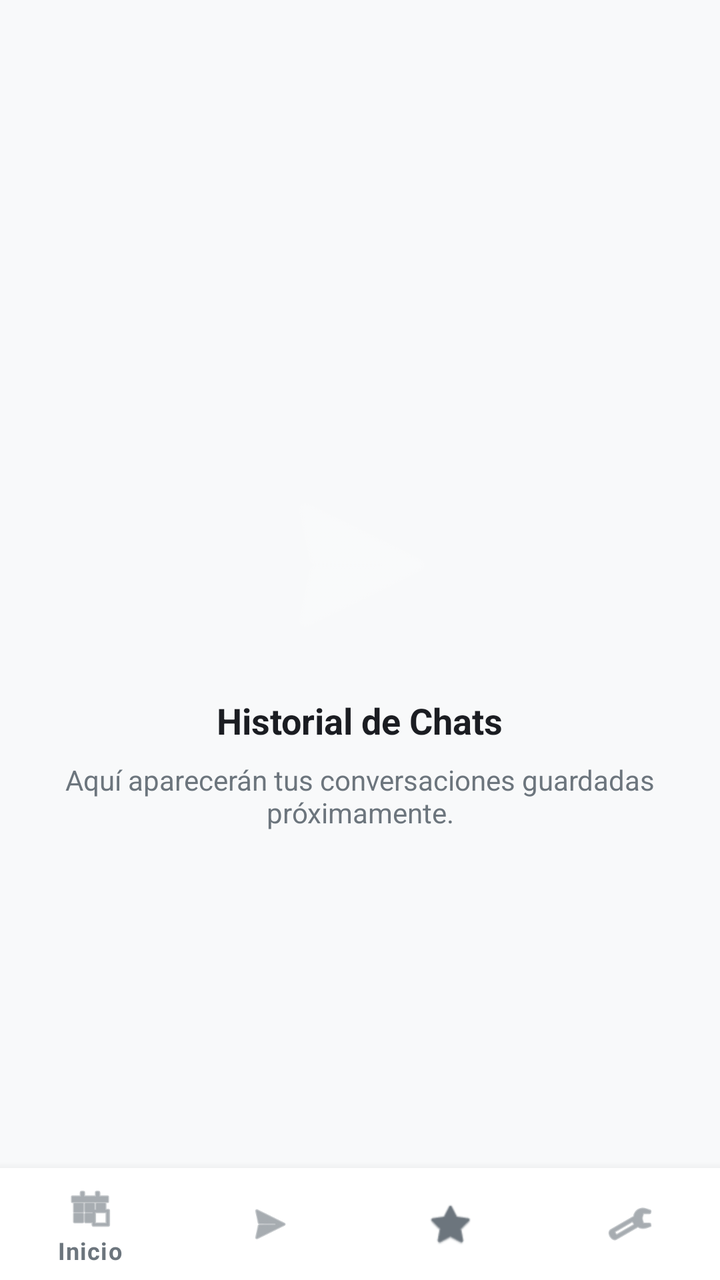
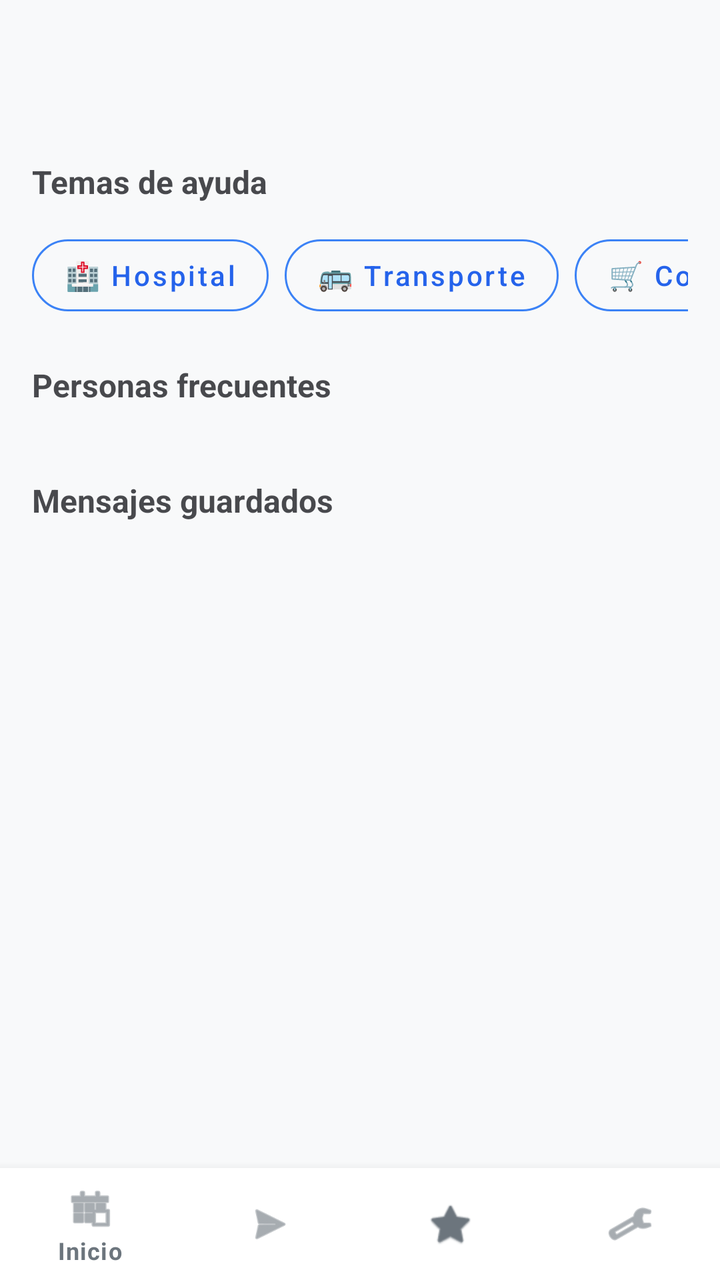

An Android layout rendered at two revisions. The XML below is the earlier revision; the diff shows what the commit changed to produce the second picture.
<!-- AndroidManifest.xml: activity theme Theme.Speak2Read -->
<!-- res/layout/activity_conversations.xml -->
<?xml version="1.0" encoding="utf-8"?>
<RelativeLayout xmlns:android="http://schemas.android.com/apk/res/android"
    xmlns:app="http://schemas.android.com/apk/res-auto"
    android:layout_width="match_parent"
    android:layout_height="match_parent"
    android:background="@color/s2r_background">

    <Toolbar
        android:id="@+id/toolbar"
        android:layout_width="match_parent"
        android:layout_height="64dp"
        android:background="@color/s2r_background"
        app:title="@string/title_conversations"
        app:titleTextColor="@color/s2r_text_primary" />

    <LinearLayout
        android:layout_width="match_parent"
        android:layout_height="match_parent"
        android:layout_below="@id/toolbar"
        android:layout_above="@id/bottom_navigation"
        android:gravity="center"
        android:orientation="vertical"
        android:padding="24dp">

        <ImageView
            android:layout_width="100dp"
            android:layout_height="100dp"
            android:src="@android:drawable/ic_menu_send"
            app:tint="@color/s2r_surface"
            android:alpha="0.3"
            android:contentDescription="@string/empty_chats_title"/>

        <TextView
            android:layout_width="wrap_content"
            android:layout_height="wrap_content"
            android:layout_marginTop="16dp"
            android:text="@string/empty_chats_title"
            android:textColor="@color/s2r_text_primary"
            android:textSize="18sp"
            android:textStyle="bold" />

        <TextView
            android:layout_width="wrap_content"
            android:layout_height="wrap_content"
            android:layout_marginTop="8dp"
            android:gravity="center"
            android:text="@string/empty_chats_desc"
            android:textColor="@color/s2r_text_secondary"
            android:textSize="14sp" />
    </LinearLayout>

    <com.google.android.material.bottomnavigation.BottomNavigationView
        android:id="@+id/bottom_navigation"
        android:layout_width="match_parent"
        android:layout_height="wrap_content"
        android:layout_alignParentBottom="true"
        android:background="@color/s2r_surface"
        app:itemIconTint="@color/s2r_text_secondary"
        app:itemTextColor="@color/s2r_text_secondary"
        app:menu="@menu/bottom_nav_menu" />

</RelativeLayout>
<!-- resources referenced by this layout -->
<resources>
  <color name="s2r_background">#F8F9FA</color>
  <color name="s2r_surface">#FFFFFF</color>
  <color name="s2r_text_primary">#1B1D22</color>
  <color name="s2r_text_secondary">#6C757D</color>
  <string name="empty_chats_desc">Aquí aparecerán tus conversaciones guardadas próximamente.</string>
  <string name="empty_chats_title">Historial de Chats</string>
  <string name="title_conversations">Mis Conversaciones</string>
  <style name="Theme.Speak2Read" parent="Theme.MaterialComponents.DayNight.NoActionBar">
          <item name="colorPrimary">@color/s2r_bubble_usuario</item>
          <item name="colorPrimaryVariant">@color/s2r_bubble_usuario</item>
          <item name="colorOnPrimary">@color/white</item>
          <item name="android:windowBackground">@color/s2r_background</item>
          <item name="android:colorBackground">@color/s2r_background</item>
          <item name="android:textColorPrimary">@color/s2r_text_primary</item>
          <item name="android:textColor">@color/s2r_text_primary</item>
      </style>
  <color name="s2r_bubble_usuario">#2563EB</color>
  <color name="white">#FFFFFFFF</color>
</resources>

<!-- the commit's change to res/layout/activity_conversations.xml (unified diff, before → after) -->
@@ -1,6 +1,7 @@
 <?xml version="1.0" encoding="utf-8"?>
 <RelativeLayout xmlns:android="http://schemas.android.com/apk/res/android"
     xmlns:app="http://schemas.android.com/apk/res-auto"
+    xmlns:tools="http://schemas.android.com/tools"
     android:layout_width="match_parent"
     android:layout_height="match_parent"
     android:background="@color/s2r_background">
@@ -18,35 +19,123 @@
         android:layout_height="match_parent"
         android:layout_below="@id/toolbar"
         android:layout_above="@id/bottom_navigation"
-        android:gravity="center"
         android:orientation="vertical"
-        android:padding="24dp">
-
-        <ImageView
-            android:layout_width="100dp"
-            android:layout_height="100dp"
-            android:src="@android:drawable/ic_menu_send"
-            app:tint="@color/s2r_surface"
-            android:alpha="0.3"
-            android:contentDescription="@string/empty_chats_title"/>
+        android:padding="16dp">
 
         <TextView
             android:layout_width="wrap_content"
             android:layout_height="wrap_content"
-            android:layout_marginTop="16dp"
-            android:text="@string/empty_chats_title"
+            android:text="@string/label_categories"
             android:textColor="@color/s2r_text_primary"
-            android:textSize="18sp"
-            android:textStyle="bold" />
+            android:textStyle="bold"
+            android:textSize="16sp"
+            android:layout_marginBottom="12dp"
+            android:alpha="0.8"/>
+
+        <HorizontalScrollView
+            android:layout_width="match_parent"
+            android:layout_height="wrap_content"
+            android:scrollbars="none"
+            android:layout_marginBottom="20dp">
+
+            <LinearLayout
+                android:layout_width="wrap_content"
+                android:layout_height="wrap_content"
+                android:orientation="horizontal">
+
+                <com.google.android.material.button.MaterialButton
+                    android:id="@+id/filterHospital"
+                    style="@style/Widget.MaterialComponents.Button.OutlinedButton"
+                    android:layout_width="wrap_content"
+                    android:layout_height="wrap_content"
+                    android:text="@string/category_hospital"
+                    android:textAllCaps="false"
+                    android:layout_marginEnd="8dp"
+                    app:cornerRadius="20dp"
+                    app:strokeColor="@color/s2r_accent"/>
+
+                <com.google.android.material.button.MaterialButton
+                    android:id="@+id/filterTransporte"
+                    style="@style/Widget.MaterialComponents.Button.OutlinedButton"
+                    android:layout_width="wrap_content"
+                    android:layout_height="wrap_content"
+                    android:text="@string/category_transport"
+                    android:textAllCaps="false"
+                    android:layout_marginEnd="8dp"
+                    app:cornerRadius="20dp"
+                    app:strokeColor="@color/s2r_accent"/>
+
+                <com.google.android.material.button.MaterialButton
+                    android:id="@+id/filterCompras"
+                    style="@style/Widget.MaterialComponents.Button.OutlinedButton"
+                    android:layout_width="wrap_content"
+                    android:layout_height="wrap_content"
+                    android:text="@string/category_shopping"
+                    android:textAllCaps="false"
+                    android:layout_marginEnd="8dp"
+                    app:cornerRadius="20dp"
+                    app:strokeColor="@color/s2r_accent"/>
+
+                <com.google.android.material.button.MaterialButton
+                    android:id="@+id/filterTodo"
+                    style="@style/Widget.MaterialComponents.Button.OutlinedButton"
+                    android:layout_width="wrap_content"
+                    android:layout_height="wrap_content"
+                    android:text="@string/category_all"
+                    android:textAllCaps="false"
+                    app:cornerRadius="20dp"
+                    app:strokeColor="@color/s2r_accent"/>
+            </LinearLayout>
+        </HorizontalScrollView>
 
         <TextView
             android:layout_width="wrap_content"
             android:layout_height="wrap_content"
-            android:layout_marginTop="8dp"
+            android:text="@string/label_recent_people"
+            android:textColor="@color/s2r_text_primary"
+            android:textStyle="bold"
+            android:textSize="16sp"
+            android:layout_marginBottom="12dp"
+            android:alpha="0.8"/>
+
+        <androidx.recyclerview.widget.RecyclerView
+            android:id="@+id/rvContactsList"
+            android:layout_width="match_parent"
+            android:layout_height="wrap_content"
+            android:orientation="horizontal"
+            app:layoutManager="androidx.recyclerview.widget.LinearLayoutManager"
+            android:layout_marginBottom="24dp"
+            tools:listitem="@android:layout/simple_list_item_1"/>
+
+        <TextView
+            android:id="@+id/tvCurrentFilter"
+            android:layout_width="wrap_content"
+            android:layout_height="wrap_content"
+            android:text="@string/label_messages_title"
+            android:textColor="@color/s2r_text_primary"
+            android:textStyle="bold"
+            android:textSize="16sp"
+            android:layout_marginBottom="8dp"
+            android:alpha="0.8"/>
+
+        <androidx.recyclerview.widget.RecyclerView
+            android:id="@+id/rvContacts"
+            android:layout_width="match_parent"
+            android:layout_height="0dp"
+            android:layout_weight="1"
+            android:clipToPadding="false"
+            android:paddingBottom="16dp"/>
+
+        <TextView
+            android:id="@+id/tvEmptyState"
+            android:layout_width="match_parent"
+            android:layout_height="wrap_content"
+            android:text="@string/empty_messages_category"
             android:gravity="center"
-            android:text="@string/empty_chats_desc"
+            android:layout_marginTop="40dp"
             android:textColor="@color/s2r_text_secondary"
-            android:textSize="14sp" />
+            android:visibility="gone"/>
+
     </LinearLayout>
 
     <com.google.android.material.bottomnavigation.BottomNavigationView
<!-- resource entries referenced after the edit -->
@@ -1,11 +1,18 @@
 <!-- resources referenced by this layout -->
 <resources>
+  <color name="s2r_accent">#3B82F6</color>
   <color name="s2r_background">#F8F9FA</color>
   <color name="s2r_surface">#FFFFFF</color>
   <color name="s2r_text_primary">#1B1D22</color>
   <color name="s2r_text_secondary">#6C757D</color>
-  <string name="empty_chats_desc">Aquí aparecerán tus conversaciones guardadas próximamente.</string>
-  <string name="empty_chats_title">Historial de Chats</string>
+  <string name="category_all">🔄 Ver Todo</string>
+  <string name="category_hospital">🏥 Hospital</string>
+  <string name="category_shopping">🛒 Compras</string>
+  <string name="category_transport">🚌 Transporte</string>
+  <string name="empty_messages_category">Aún no hay mensajes aquí.</string>
+  <string name="label_categories">Temas de ayuda</string>
+  <string name="label_messages_title">Mensajes guardados</string>
+  <string name="label_recent_people">Personas frecuentes</string>
   <string name="title_conversations">Mis Conversaciones</string>
   <style name="Theme.Speak2Read" parent="Theme.MaterialComponents.DayNight.NoActionBar">
           <item name="colorPrimary">@color/s2r_bubble_usuario</item>
